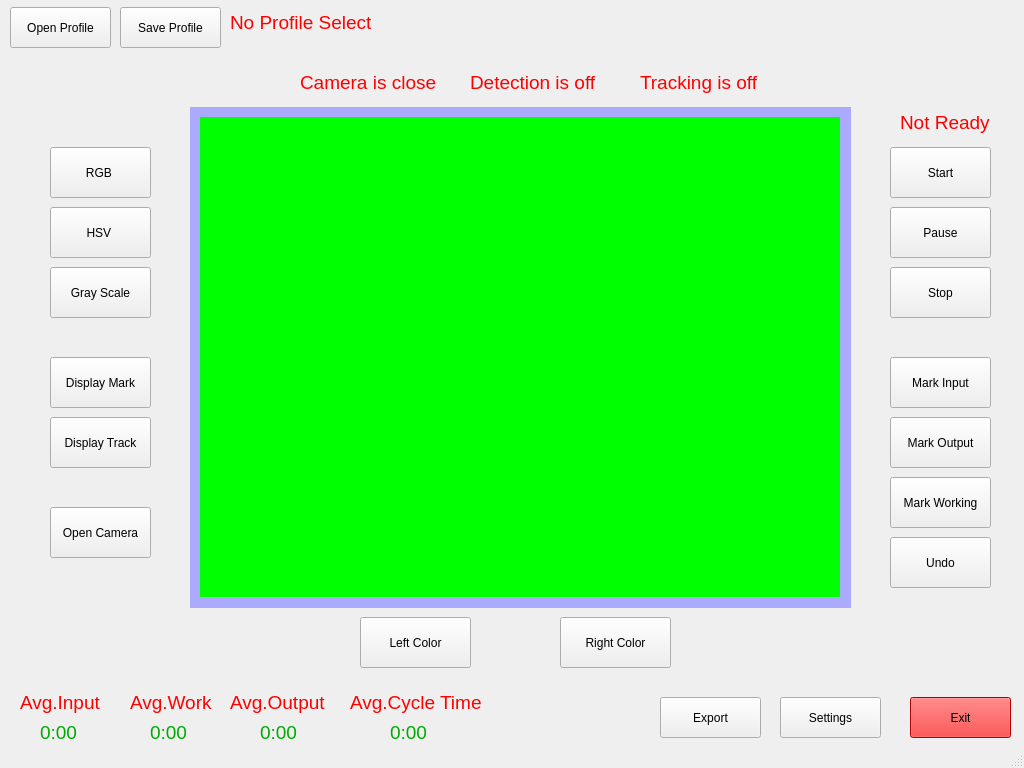
This is Gui_Project/GuiLayout.ui in moosinyismyhappy/CN405-Craftsman as Qt 5 draws it before an edit. The edited form follows.
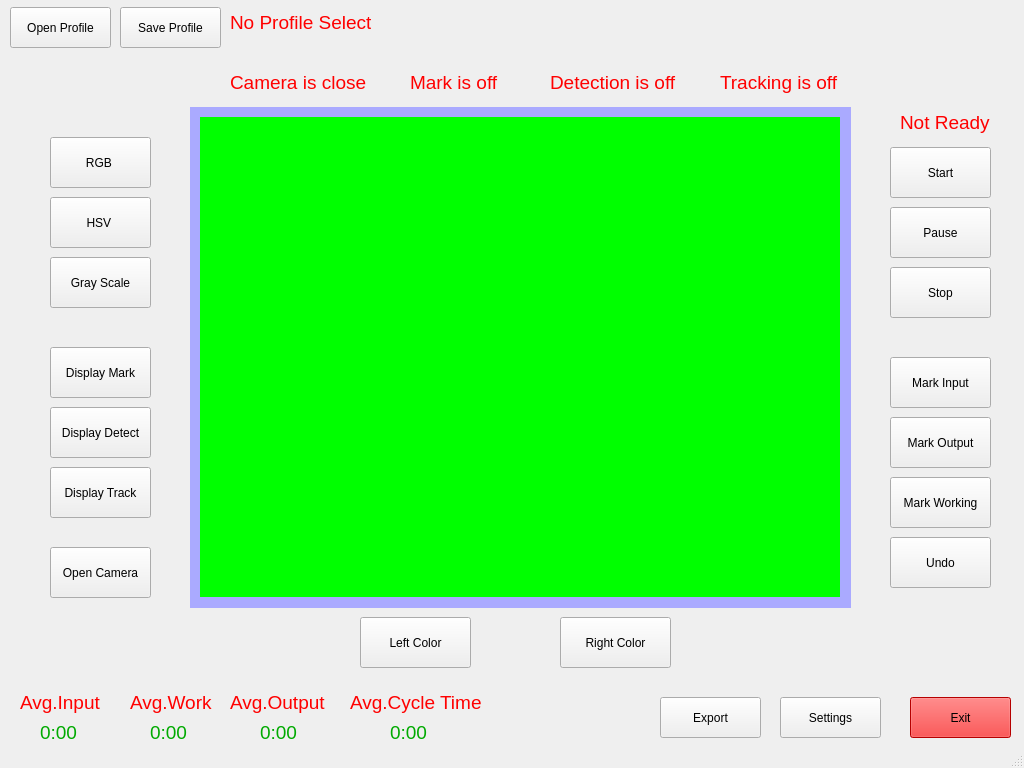
This is the edited form.

What changed in the file:
```diff
--- a/Gui_Project/GuiLayout.ui
+++ b/Gui_Project/GuiLayout.ui
@@ -111,7 +111,7 @@
       <property name="geometry">
        <rect>
         <x>50</x>
-        <y>150</y>
+        <y>140</y>
         <width>101</width>
         <height>51</height>
        </rect>
@@ -126,7 +126,7 @@
      <widget class="QLabel" name="text_image_type">
       <property name="geometry">
        <rect>
-        <x>300</x>
+        <x>230</x>
         <y>70</y>
         <width>141</width>
         <height>31</height>
@@ -147,7 +147,7 @@
      <widget class="QLabel" name="text_detect">
       <property name="geometry">
        <rect>
-        <x>470</x>
+        <x>550</x>
         <y>70</y>
         <width>151</width>
         <height>31</height>
@@ -169,7 +169,7 @@
       <property name="geometry">
        <rect>
         <x>50</x>
-        <y>210</y>
+        <y>200</y>
         <width>101</width>
         <height>51</height>
        </rect>
@@ -185,7 +185,7 @@
       <property name="geometry">
        <rect>
         <x>50</x>
-        <y>270</y>
+        <y>260</y>
         <width>101</width>
         <height>51</height>
        </rect>
@@ -201,7 +201,7 @@
       <property name="geometry">
        <rect>
         <x>50</x>
-        <y>420</y>
+        <y>470</y>
         <width>101</width>
         <height>51</height>
        </rect>
@@ -217,7 +217,7 @@
       <property name="geometry">
        <rect>
         <x>50</x>
-        <y>510</y>
+        <y>550</y>
         <width>101</width>
         <height>51</height>
        </rect>
@@ -328,7 +328,7 @@
      <widget class="QLabel" name="text_track">
       <property name="geometry">
        <rect>
-        <x>640</x>
+        <x>720</x>
         <y>70</y>
         <width>151</width>
         <height>31</height>
@@ -677,7 +677,7 @@
       <property name="geometry">
        <rect>
         <x>50</x>
-        <y>360</y>
+        <y>350</y>
         <width>101</width>
         <height>51</height>
        </rect>
@@ -689,6 +689,43 @@
        <string>Display Mark</string>
       </property>
      </widget>
+     <widget class="QPushButton" name="display_detect_button">
+      <property name="geometry">
+       <rect>
+        <x>50</x>
+        <y>410</y>
+        <width>101</width>
+        <height>51</height>
+       </rect>
+      </property>
+      <property name="styleSheet">
+       <string notr="true"/>
+      </property>
+      <property name="text">
+       <string>Display Detect</string>
+      </property>
+     </widget>
+     <widget class="QLabel" name="text_detect_2">
+      <property name="geometry">
+       <rect>
+        <x>410</x>
+        <y>70</y>
+        <width>101</width>
+        <height>31</height>
+       </rect>
+      </property>
+      <property name="font">
+       <font>
+        <pointsize>14</pointsize>
+       </font>
+      </property>
+      <property name="styleSheet">
+       <string notr="true">color: rgb(255, 0, 0);</string>
+      </property>
+      <property name="text">
+       <string>Mark is off</string>
+      </property>
+     </widget>
      <zorder>widget_display</zorder>
      <zorder>setting_button</zorder>
      <zorder>exit_button</zorder>
```
Left out of the diff: 2 changed lines with no effect on the pictures.
